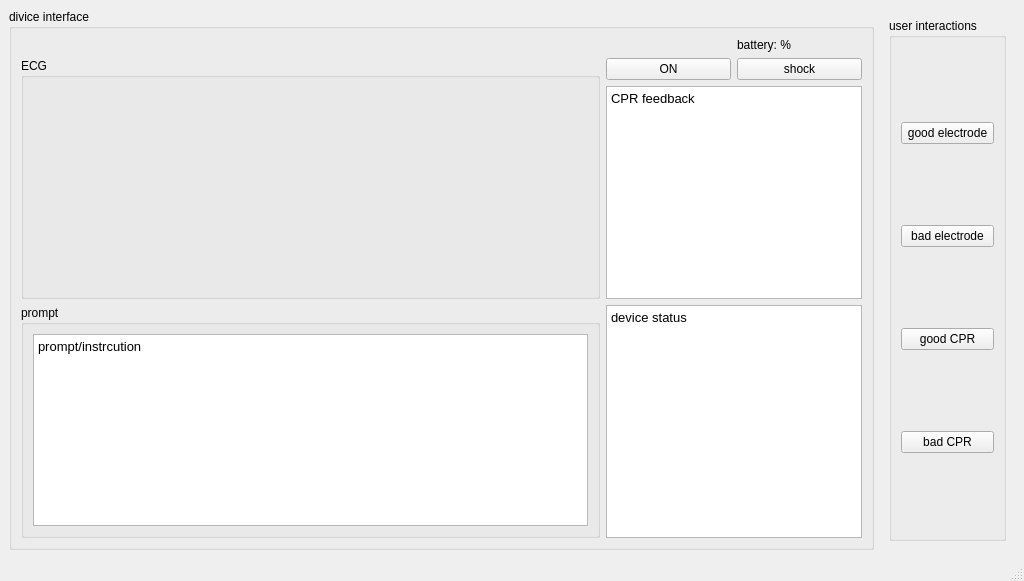
sAmyAox/3004TeamProject, file source code/AEDplus/mainwindow.ui: the form before one commit.
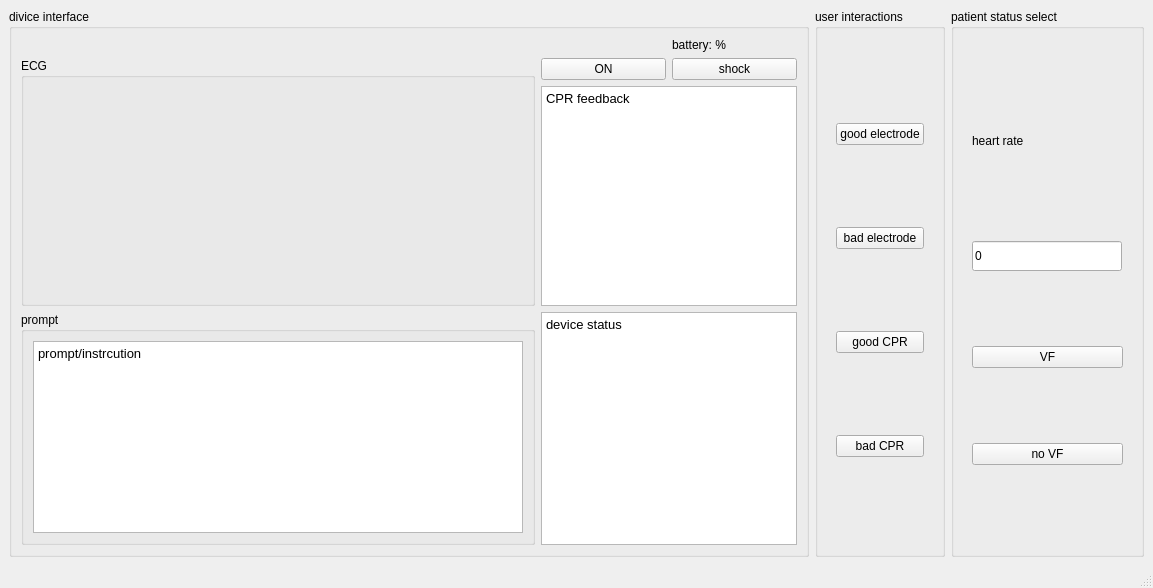
The form after the commit.

Commit message:
implement user input for patient status
waiting for aniumation

```diff
--- a/source code/AEDplus/mainwindow.ui
+++ b/source code/AEDplus/mainwindow.ui
@@ -6,17 +6,23 @@
    <rect>
     <x>0</x>
     <y>0</y>
-    <width>1024</width>
-    <height>581</height>
+    <width>1153</width>
+    <height>588</height>
    </rect>
   </property>
   <property name="windowTitle">
    <string>MainWindow</string>
   </property>
   <widget class="QWidget" name="centralwidget">
-   <layout class="QHBoxLayout" name="horizontalLayout">
-    <item>
+   <layout class="QGridLayout" name="gridLayout_2">
+    <item row="0" column="0">
      <widget class="QGroupBox" name="groupBox_2">
+      <property name="minimumSize">
+       <size>
+        <width>800</width>
+        <height>0</height>
+       </size>
+      </property>
       <property name="title">
        <string>divice interface</string>
       </property>
@@ -112,15 +118,70 @@
       </layout>
      </widget>
     </item>
-    <item>
-     <widget class="QWidget" name="widget_2" native="true">
-      <layout class="QVBoxLayout" name="verticalLayout_4">
+    <item row="0" column="3">
+     <widget class="QGroupBox" name="groupBox_5">
+      <property name="title">
+       <string>patient status select</string>
+      </property>
+      <layout class="QVBoxLayout" name="verticalLayout_5">
        <item>
-        <widget class="QGroupBox" name="groupBox">
-         <property name="title">
-          <string>user interactions</string>
-         </property>
-         <layout class="QVBoxLayout" name="verticalLayout">
+        <widget class="QWidget" name="widget" native="true">
+         <layout class="QVBoxLayout" name="verticalLayout_6">
+          <item>
+           <widget class="QLabel" name="label">
+            <property name="maximumSize">
+             <size>
+              <width>200</width>
+              <height>50</height>
+             </size>
+            </property>
+            <property name="text">
+             <string>heart rate</string>
+            </property>
+           </widget>
+          </item>
+          <item>
+           <widget class="QLineEdit" name="heart_rate_input">
+            <property name="maximumSize">
+             <size>
+              <width>150</width>
+              <height>30</height>
+             </size>
+            </property>
+            <property name="text">
+             <string>0</string>
+            </property>
+           </widget>
+          </item>
+          <item>
+           <widget class="QPushButton" name="vf_true">
+            <property name="text">
+             <string>VF</string>
+            </property>
+           </widget>
+          </item>
+          <item>
+           <widget class="QPushButton" name="vf_false">
+            <property name="text">
+             <string>no VF</string>
+            </property>
+           </widget>
+          </item>
+         </layout>
+        </widget>
+       </item>
+      </layout>
+     </widget>
+    </item>
+    <item row="0" column="1">
+     <widget class="QGroupBox" name="groupBox">
+      <property name="title">
+       <string>user interactions</string>
+      </property>
+      <layout class="QVBoxLayout" name="verticalLayout">
+       <item>
+        <widget class="QWidget" name="widget_2" native="true">
+         <layout class="QVBoxLayout" name="verticalLayout_4">
           <item>
            <widget class="QPushButton" name="button_good_electrode">
             <property name="text">
```
Left out of the diff: 30 changed lines with no effect on the pictures. The commit also changes 6 other files.
